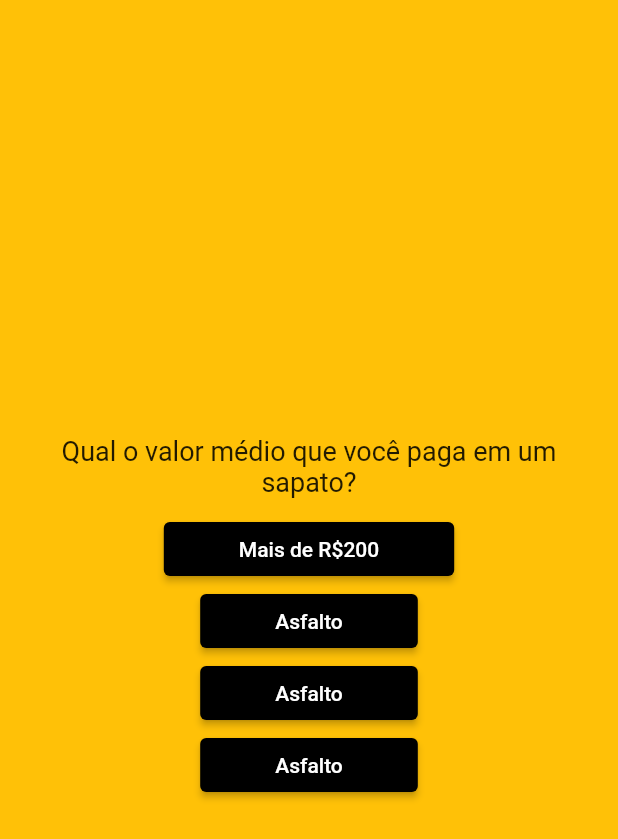
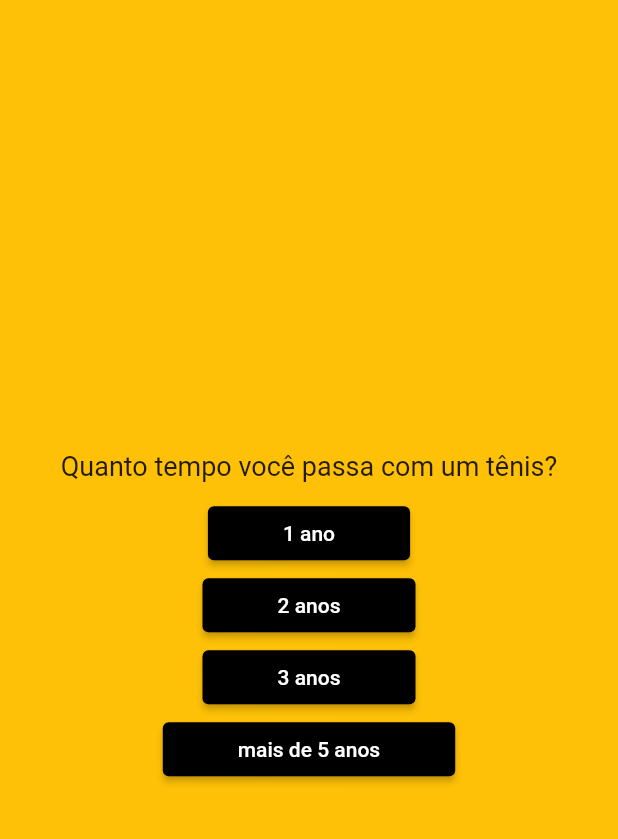
Before and after one commit to Fjdsilv/help_to_buy_flutter, a Flutter app: the screen it shows after launch, after a tap on "Start", on a phone screen of 412 x 824 dp. Shown: the top 839 px of the screen. Run offline on Flutter 3.47's test engine with Material 2 defaults, Android fonts, the phone set to English and light mode, and no system bars.

Commit message:
spreand quizbutton ok

```diff
--- a/lib/data/questions.dart
+++ b/lib/data/questions.dart
@@ -1,49 +1,49 @@
-import "package:help_buy_robot_flutter/models/quizzes.dart";
+import "package:help_buy_robot_flutter/models/quiz_questions.dart";
 
-const dataQuestions = [
-  Quizzes(
+const questions = [
+  QuizQuestion(
     "Quanto tempo você passa com um tênis?",
     [
-        "1 ano",
-        "2 anos",
-        "3 anos",
-        "mais de 5 anos",
+      '1 ano',
+      '2 anos',
+      '3 anos',
+      'mais de 5 anos',
     ],
   ),
-  Quizzes(
-    "Qual tipo de terreno você prefere?",
+  QuizQuestion(
+    'Qual tipo de terreno você prefere?',
     [
-        "Asfalto",
-        "Terra batida",
-        "Terra fofa",
-        "Grama",
+      'Asfalto',
+      'Terra batida',
+      'Terra fofa',
+      'Grama',
     ],
   ),
-  Quizzes(
-    "Você caminha quantos Km por dia?",
+  QuizQuestion(
+    'Você caminha quantos Km por dia?',
     [
-        "Mais que 1km",
-        "Menos que 3km",
-        "Mais de 5km",
-        "Mais de 10km",
+      'Mais de 1km',
+      'Menos de 3km',
+      'Mais de 5km',
+      'Mais de 10km',
     ],
   ),
- Quizzes(
-    "Você caminha quantos Km por dia?",
+  QuizQuestion(
+    'Qual o valor médio que você paga em um sapato?',
     [
-        "Mais que 1km",
-        "Menos que 3km",
-        "Mais de 5km",
-        "Mais de 10km",
+      'R\$200"',
+      'Mais de R\$200',
+      'R\$500"',
+      'Mais de R\$500',
     ],
   ),
-  Quizzes(
-    "Qual o valor médio que você paga em um sapato?",
+  QuizQuestion(
+    'Qual dessas combinações de cores você prefere?',
     [
-        "R\$200",
-        "Mais de R\$200",
-        "R\$500",
-        "Mais de R\$500",
+      'Azul com Laranja',
+      'Verde, Vermelho e Amarelo',
+      'Preto, Branco e Cinza',
+      'Marrom, Mostarda, Salmão',
     ],
   ),
 ];
--- /dev/null
+++ b/lib/models/quiz_questions.dart
@@ -0,0 +1,6 @@
+class QuizQuestion {
+  const QuizQuestion(this.text, this.answers);
+
+  final String text;
+  final List<String> answers;
+}
--- a/lib/models/quizzes.dart
+++ /dev/null
@@ -1,6 +0,0 @@
-class Quizzes {
-  const Quizzes(this.text, this.anwers);
-
-  final String text;
-  final List<String> anwers;
-}
--- a/lib/questions_screen.dart
+++ b/lib/questions_screen.dart
@@ -1,6 +1,8 @@
 import 'package:flutter/material.dart';
 
 import "package:help_buy_robot_flutter/quiz_button.dart";
+
+import "package:help_buy_robot_flutter/data/questions.dart";
 
 class QuestionsScreen extends StatefulWidget {
   const QuestionsScreen({super.key});
@@ -12,8 +14,18 @@ class QuestionsScreen extends StatefulWidget {
 }
 
 class _QuestionsScreen extends State<QuestionsScreen> {
+  var counterQuestion = 0;
+
+  void answerChosen() {
+    setState(() {
+      counterQuestion++;
+    });
+  }
+
   @override
   Widget build(context) {
+    final currentQuestion = questions[counterQuestion];
+
     return SizedBox(
       width: double.infinity,
       child: Container(
@@ -21,22 +33,21 @@ class _QuestionsScreen extends State<QuestionsScreen> {
         child: Column(
           mainAxisAlignment: MainAxisAlignment.center,
           children: [
-
-            const Text("Qual o valor médio que você paga em um sapato?", style: TextStyle(fontSize: 18), textAlign: TextAlign.center,),
-            const SizedBox(height: 10,),
-            QuizButton(answerText: "Mais de R\$200", onTop: () {},),
-            QuizButton(answerText: "Asfalto", onTop: () {},),
-            QuizButton(answerText: "Asfalto", onTop: () {},),
-            QuizButton(answerText: "Asfalto", onTop: () {},),
+            Text(
+              currentQuestion.text,
+              style: const TextStyle(fontSize: 18),
+              textAlign: TextAlign.center,
+            ),
+            const SizedBox(height: 10),
+            ...currentQuestion.answers.map((item) {
+              return QuizButton(
+                answerText: item,
+                onTop: () {},
+              );
+            })
           ],
         ),
       ),
     );
   }
 }
-
-
-        // OutlinedButton(onPressed: () {}, child: const Text("answer 1")),
-        //     OutlinedButton(onPressed: () {}, child: const Text("answer 2")),
-        //     OutlinedButton(onPressed: () {}, child: const Text("answer 3")),
-        //     OutlinedButton(onPressed: () {}, child: const Text("answer 4")),
--- a/lib/quiz_button.dart
+++ b/lib/quiz_button.dart
@@ -1,7 +1,11 @@
 import 'package:flutter/material.dart';
 
 class QuizButton extends StatelessWidget {
-  const QuizButton({super.key, required this.answerText, required this.onTop});
+  const QuizButton({
+    super.key,
+    required this.answerText,
+    required this.onTop,
+  });
 
   final String answerText;
   final void Function() onTop;
```
Lines whose indentation alone changed are shown as unchanged.
